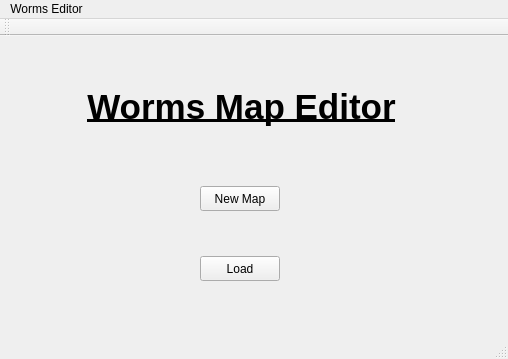
Old version of the form Editor/mainwindow.ui in the repository fedefunes96/worms.
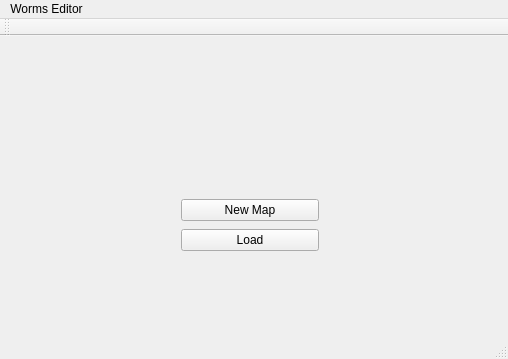
New version of the form.

```diff
--- a/Editor/mainwindow.ui
+++ b/Editor/mainwindow.ui
@@ -14,61 +14,31 @@
    <string>MainWindow</string>
   </property>
   <widget class="QWidget" name="centralWidget">
-   <widget class="QLabel" name="label">
+   <widget class="QWidget" name="verticalLayoutWidget">
     <property name="geometry">
      <rect>
-      <x>76</x>
-      <y>51</y>
-      <width>331</width>
-      <height>51</height>
-     </rect>
-    </property>
-    <property name="font">
-     <font>
-      <pointsize>26</pointsize>
-      <weight>75</weight>
-      <bold>true</bold>
-      <underline>true</underline>
-     </font>
-    </property>
-    <property name="text">
-     <string>Worms Map Editor</string>
-    </property>
-    <property name="textFormat">
-     <enum>Qt::RichText</enum>
-    </property>
-    <property name="scaledContents">
-     <bool>true</bool>
-    </property>
-    <property name="alignment">
-     <set>Qt::AlignHCenter|Qt::AlignTop</set>
-    </property>
-   </widget>
-   <widget class="QPushButton" name="pushButton">
-    <property name="geometry">
-     <rect>
-      <x>200</x>
+      <x>170</x>
       <y>150</y>
-      <width>80</width>
-      <height>25</height>
+      <width>160</width>
+      <height>80</height>
      </rect>
     </property>
+    <layout class="QVBoxLayout" name="verticalLayout">
+     <item>
+      <widget class="QPushButton" name="pushButton">
     <property name="text">
      <string>New Map</string>
     </property>
    </widget>
+     </item>
+     <item>
    <widget class="QPushButton" name="load">
-    <property name="geometry">
-     <rect>
-      <x>200</x>
-      <y>220</y>
-      <width>80</width>
-      <height>25</height>
-     </rect>
-    </property>
     <property name="text">
      <string>Load</string>
     </property>
+      </widget>
+     </item>
+    </layout>
    </widget>
   </widget>
   <widget class="QMenuBar" name="menuBar">
```
Lines whose indentation alone changed are shown as unchanged.
